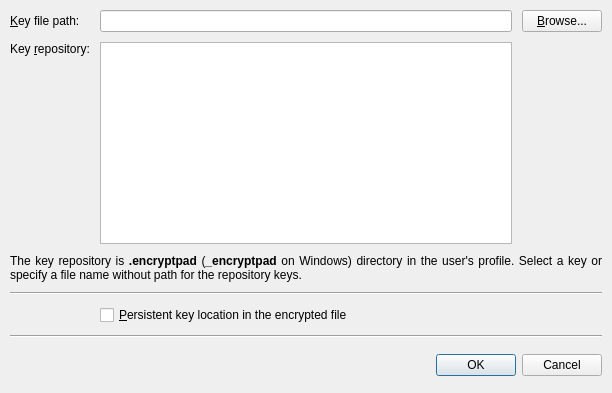
Before: the Qt Designer form qt_ui/set_key_dialog.ui in evpo/EncryptPad, drawn with Qt 5.
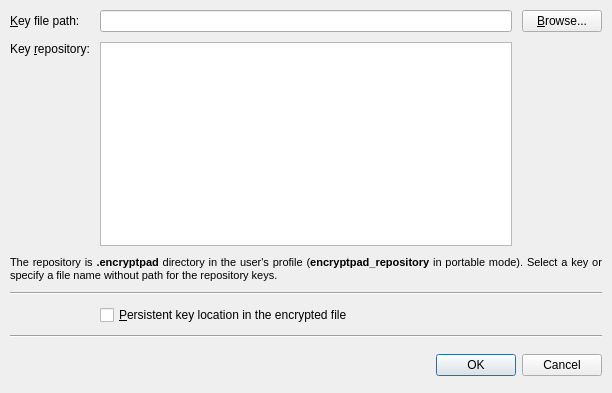
After: the same form once the commit is applied.

Commit message: Update key dialogs to mention portable repository

Patch:
```diff
--- a/qt_ui/set_key_dialog.ui
+++ b/qt_ui/set_key_dialog.ui
@@ -163,8 +163,13 @@
      </item>
      <item row="2" column="0" colspan="3">
       <widget class="QLabel" name="label_2">
+       <property name="font">
+        <font>
+         <pointsize>8</pointsize>
+        </font>
+       </property>
        <property name="text">
-        <string>&lt;html&gt;&lt;head/&gt;&lt;body&gt;&lt;p&gt;The key repository is &lt;span style=&quot; font-weight:600;&quot;&gt;.encryptpad&lt;/span&gt; (&lt;b&gt;_encryptpad&lt;/b&gt; on Windows) directory in the user's profile. Select a key or specify a file name without path for the repository keys.&lt;/p&gt;&lt;/body&gt;&lt;/html&gt;</string>
+        <string>The repository is &lt;b&gt;.encryptpad&lt;/b&gt; directory in the user's profile (&lt;b&gt;encryptpad_repository&lt;/b&gt; in portable mode). Select a key or specify a file name without path for the repository keys.</string>
        </property>
        <property name="alignment">
         <set>Qt::AlignJustify|Qt::AlignVCenter</set>
```
The commit also changes 1 other file.
